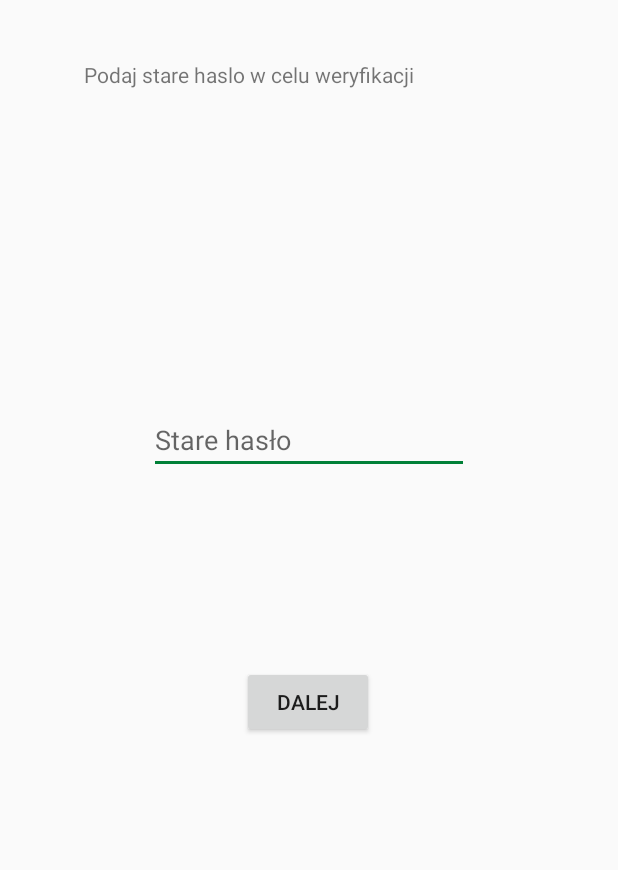
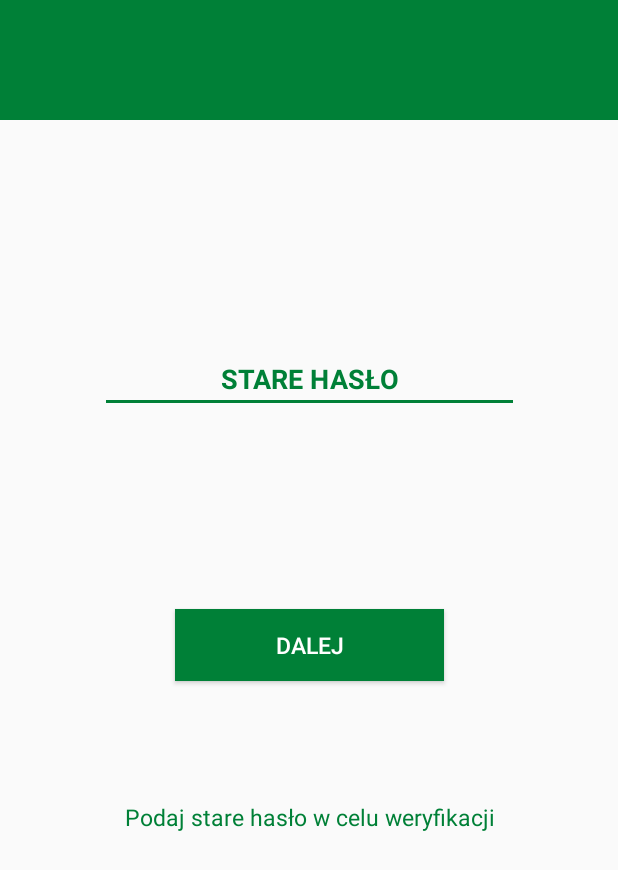
Before and after one commit to Shvistak-Solutions/ParcelDelivery, an Android app: the ChangePasswordActivity screen opened directly, with no data from a screen before it, on a phone screen of 412 x 824 dp. Shown: the top 870 px of the screen. Run offline under Robolectric (Android 15) with nearby library versions, the phone set to English and light mode, and no system bars.

Commit message:
Change password and main courier and storekeeper activities design + small fixes

```diff
--- a/ParcelDelivery/app/src/main/res/layout/activity_change_password.xml
+++ b/ParcelDelivery/app/src/main/res/layout/activity_change_password.xml
@@ -8,66 +8,70 @@
 
     <EditText
         android:id="@+id/ID_NEW_PASSWORD"
-        android:layout_width="wrap_content"
-        android:layout_height="wrap_content"
+        style="@style/editTextField"
+        android:layout_marginStart="66dp"
+        android:layout_marginEnd="66dp"
         android:ems="10"
-        android:hint="Nowe hasło"
+        android:hint="@string/hintNewPass"
         android:inputType="textPassword"
-        app:layout_constraintBottom_toBottomOf="parent"
         app:layout_constraintEnd_toEndOf="parent"
         app:layout_constraintStart_toStartOf="parent"
-        app:layout_constraintTop_toTopOf="parent"
-        app:layout_constraintVertical_bias="0.348" />
+        app:layout_constraintTop_toBottomOf="@+id/ID_OLD_PASSWORD" />
 
     <EditText
         android:id="@+id/ID_NEW_PASSWORD_AGAIN"
-        android:layout_width="wrap_content"
-        android:layout_height="wrap_content"
-        android:layout_marginTop="80dp"
+        style="@style/editTextField"
+        android:layout_marginStart="66dp"
+        android:layout_marginEnd="66dp"
+        android:layout_marginBottom="40dp"
         android:ems="10"
-        android:hint="Powtórz hasło"
+        android:hint="@string/hintConfPass"
         android:inputType="textPassword"
-        app:layout_constraintBottom_toBottomOf="parent"
+        app:layout_constraintBottom_toTopOf="@+id/ID_VERIFY_PASSWORD"
         app:layout_constraintEnd_toEndOf="parent"
         app:layout_constraintStart_toStartOf="parent"
-        app:layout_constraintTop_toTopOf="parent"
-        app:layout_constraintVertical_bias="0.348" />
+        app:layout_constraintTop_toBottomOf="@+id/ID_NEW_PASSWORD" />
 
     <EditText
         android:id="@+id/ID_OLD_PASSWORD"
-        android:layout_width="wrap_content"
-        android:layout_height="wrap_content"
+        style="@style/editTextField"
+        android:layout_marginStart="66dp"
+        android:layout_marginTop="150dp"
+        android:layout_marginEnd="66dp"
         android:ems="10"
-        android:hint="Stare hasło"
+        android:hint="@string/hintOldPass"
         android:inputType="textPassword"
-        app:layout_constraintBottom_toBottomOf="parent"
         app:layout_constraintEnd_toEndOf="parent"
         app:layout_constraintStart_toStartOf="parent"
-        app:layout_constraintTop_toTopOf="parent"
-        app:layout_constraintVertical_bias="0.348" />
+        app:layout_constraintTop_toBottomOf="@+id/textView5" />
 
     <TextView
         android:id="@+id/ID_NOTE_2"
-        android:layout_width="300dp"
-        android:layout_height="21dp"
-        android:layout_marginStart="50dp"
+        style="@style/textFieldGreen"
+        android:layout_marginStart="85dp"
+        android:layout_marginTop="80dp"
+        android:layout_marginEnd="85dp"
+        android:text="Podaj stare hasło w celu weryfikacji"
+        app:layout_constraintEnd_toEndOf="parent"
+        app:layout_constraintStart_toStartOf="parent"
+        app:layout_constraintTop_toBottomOf="@+id/ID_VERIFY_PASSWORD" />
+
+    <Button
+        android:id="@+id/ID_VERIFY_PASSWORD"
+        style="@style/buttonGreen"
+        android:layout_marginStart="116dp"
         android:layout_marginTop="40dp"
-        android:layout_marginEnd="50dp"
-        android:text="Podaj stare haslo w celu weryfikacji"
+        android:layout_marginEnd="116dp"
+        android:text="DALEJ"
+        app:layout_constraintEnd_toEndOf="parent"
+        app:layout_constraintStart_toStartOf="parent"
+        app:layout_constraintTop_toBottomOf="@+id/ID_NEW_PASSWORD_AGAIN" />
+
+    <TextView
+        style="@style/headerBackgroundGreen"
+        android:id="@+id/textView5"
         app:layout_constraintEnd_toEndOf="parent"
         app:layout_constraintStart_toStartOf="parent"
         app:layout_constraintTop_toTopOf="parent" />
 
-    <Button
-        android:id="@+id/ID_VERIFY_PASSWORD"
-        android:layout_width="wrap_content"
-        android:layout_height="wrap_content"
-        android:layout_marginStart="100dp"
-        android:layout_marginTop="128dp"
-        android:layout_marginEnd="100dp"
-        android:text="DALEJ"
-        app:layout_constraintEnd_toEndOf="parent"
-        app:layout_constraintHorizontal_bias="0.495"
-        app:layout_constraintStart_toStartOf="parent"
-        app:layout_constraintTop_toBottomOf="@+id/ID_OLD_PASSWORD" />
 </androidx.constraintlayout.widget.ConstraintLayout>
--- a/ParcelDelivery/app/src/main/res/values/strings.xml
+++ b/ParcelDelivery/app/src/main/res/values/strings.xml
@@ -33,4 +33,7 @@
 
     <string name="hintEmail"><b>EMAIL</b></string>
     <string name="hintPass"><b>HASŁO</b></string>
+    <string name="hintNewPass"><b>NOWE HASŁO</b></string>
+    <string name="hintOldPass"><b>STARE HASŁO</b></string>
+    <string name="hintConfPass"><b>POTWIERDŹ HASŁO</b></string>
 </resources>
```
Also changed, not shown: ParcelDelivery/app/src/main/java/com/example/ParcelDelivery/ui/password_reset/ChangePasswordActivity.java (+3 -4 lines), ParcelDelivery/app/src/main/res/layout/activity_coordinator.xml (+4 -5 lines), ParcelDelivery/app/src/main/res/layout/activity_courier.xml (+28 -9 lines), ParcelDelivery/app/src/main/res/layout/activity_storekeeper.xml (+23 -20 lines).
